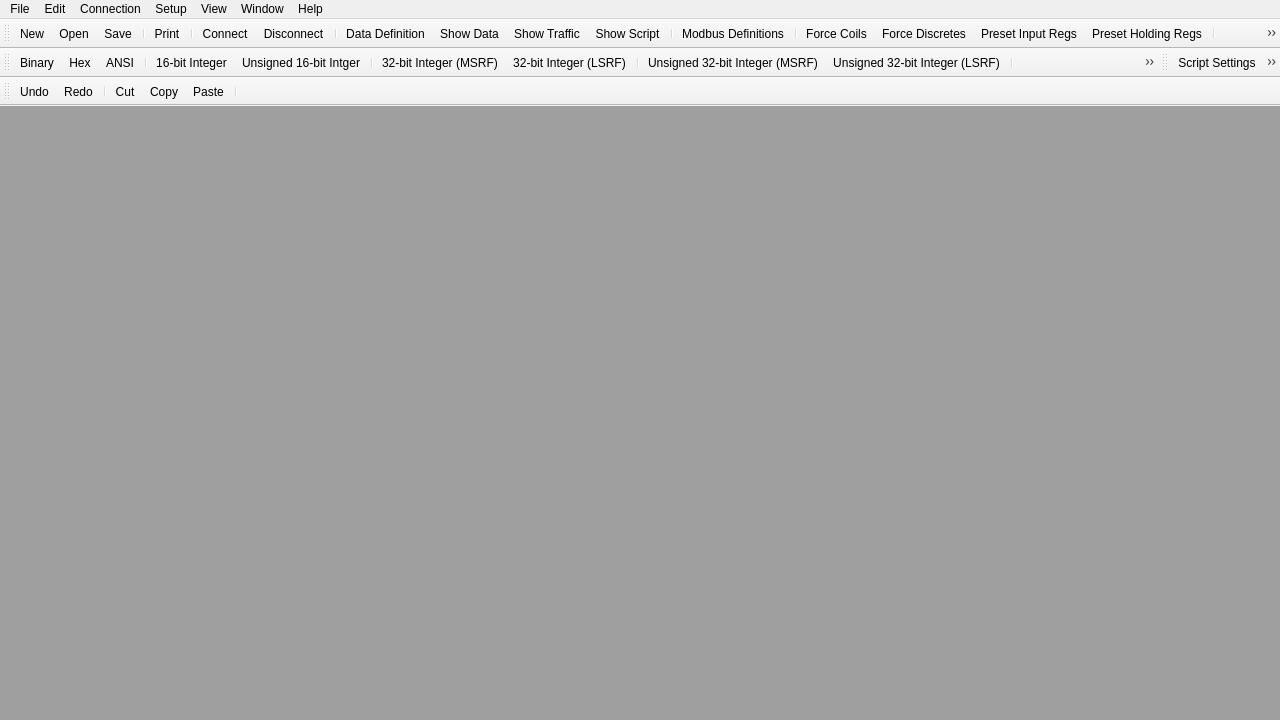
Old version of the form src/mainwindow.ui in the repository sanny32/OpenModSim.
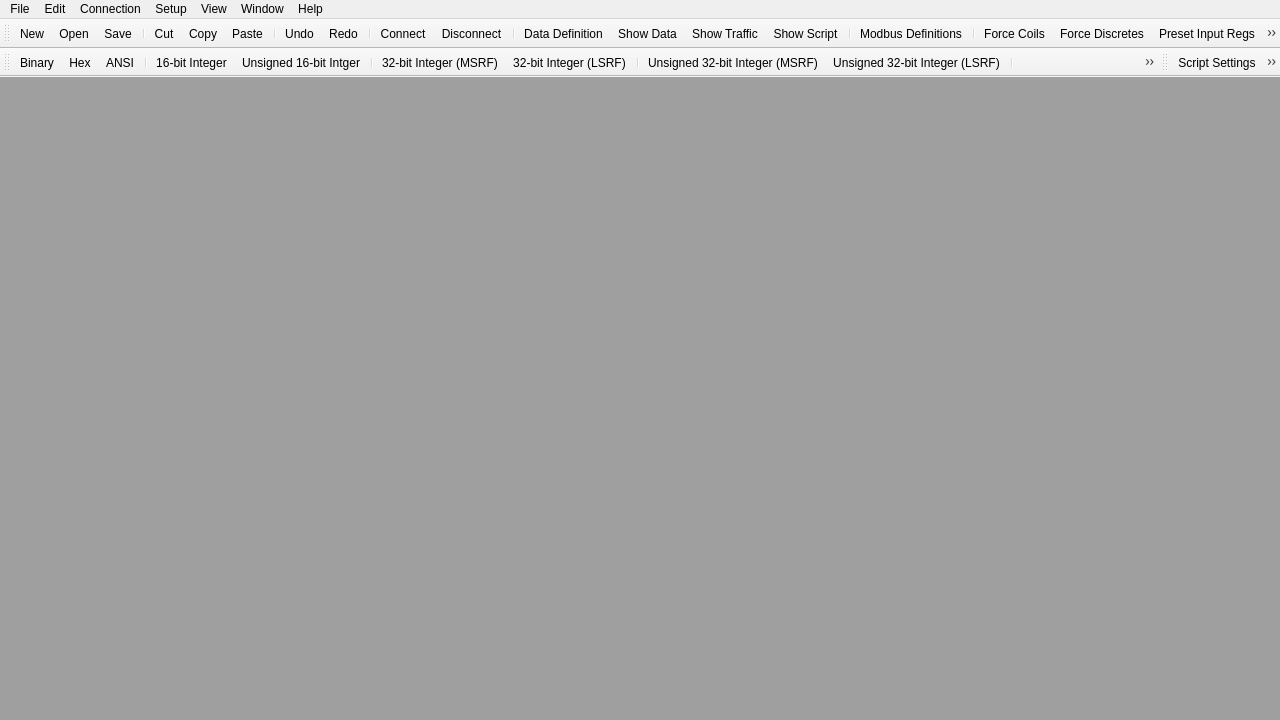
New version of the form. Icons and pictures are not drawn.

Commit message: Redisigning toolbars

Patch:
```diff
--- a/src/mainwindow.ui
+++ b/src/mainwindow.ui
@@ -245,7 +245,12 @@
    <addaction name="actionOpen"/>
    <addaction name="actionSave"/>
    <addaction name="separator"/>
-   <addaction name="actionPrint"/>
+   <addaction name="actionCut"/>
+   <addaction name="actionCopy"/>
+   <addaction name="actionPaste"/>
+   <addaction name="separator"/>
+   <addaction name="actionUndo"/>
+   <addaction name="actionRedo"/>
    <addaction name="separator"/>
    <addaction name="actionConnect"/>
    <addaction name="actionDisconnect"/>
@@ -264,6 +269,7 @@
    <addaction name="separator"/>
    <addaction name="actionMsgParser"/>
    <addaction name="separator"/>
+   <addaction name="actionPrint"/>
    <addaction name="actionAbout"/>
   </widget>
   <widget class="QToolBar" name="toolBarDisplay">
@@ -317,24 +323,6 @@
    <addaction name="actionRunScript"/>
    <addaction name="actionStopScript"/>
   </widget>
-  <widget class="QToolBar" name="toolBarEdit">
-   <property name="windowTitle">
-    <string>Edit Bar</string>
-   </property>
-   <attribute name="toolBarArea">
-    <enum>TopToolBarArea</enum>
-   </attribute>
-   <attribute name="toolBarBreak">
-    <bool>true</bool>
-   </attribute>
-   <addaction name="actionUndo"/>
-   <addaction name="actionRedo"/>
-   <addaction name="separator"/>
-   <addaction name="actionCut"/>
-   <addaction name="actionCopy"/>
-   <addaction name="actionPaste"/>
-   <addaction name="separator"/>
-  </widget>
   <action name="actionNew">
    <property name="icon">
     <iconset resource="resources.qrc">
```
Left out of the diff: 9 changed lines with no effect on the pictures. The commit also changes 5 other files.
